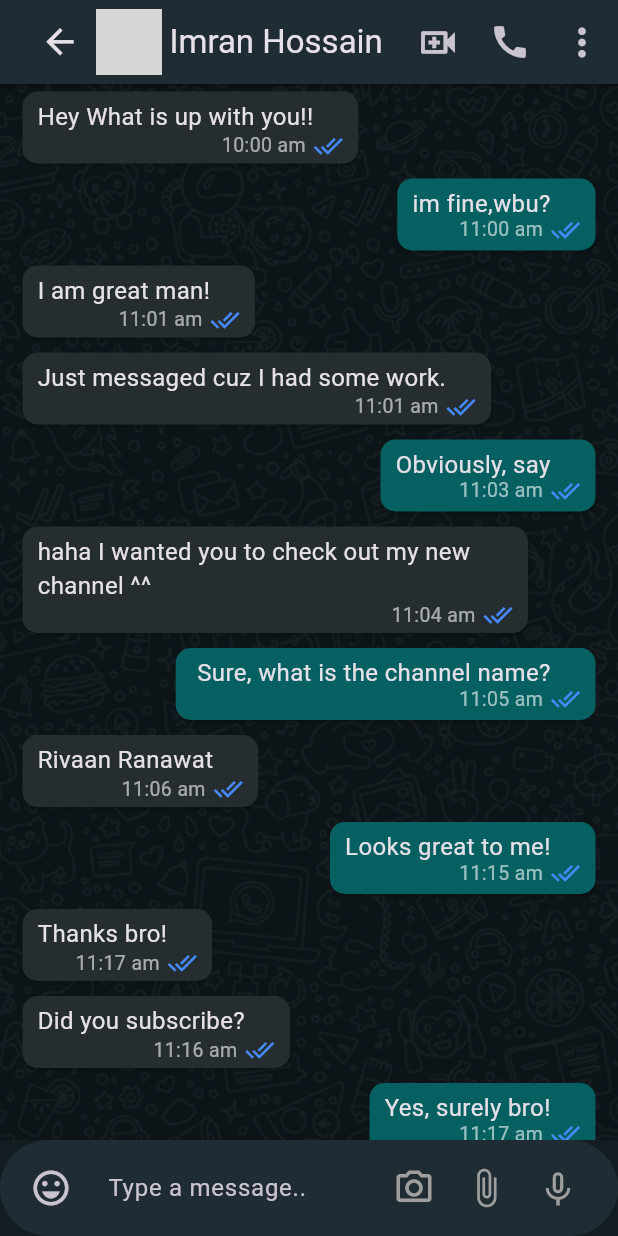
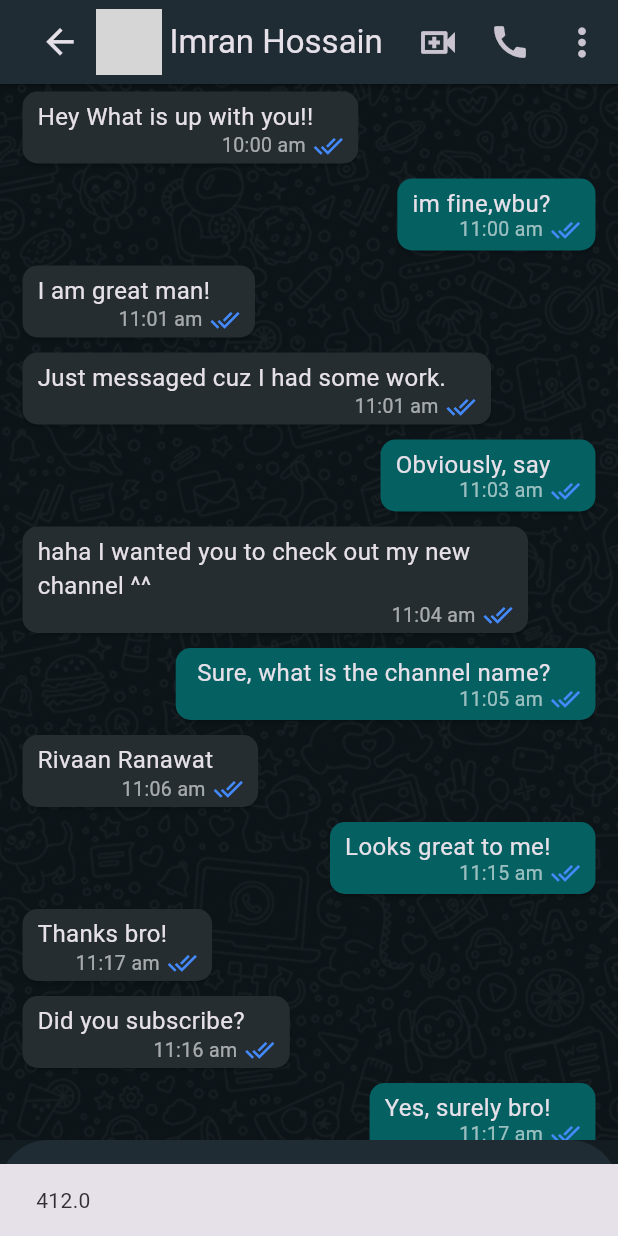
Before and after one commit to Imran-Hossain-13/Whtasapp, a Flutter app: the screen it shows after launch, after a tap on "Imran Hossain", on a phone screen of 412 x 824 dp. Run offline on Flutter 3.47's test engine with Material 3 defaults, Android fonts, the phone set to English and light mode, and no system bars; our stand-ins replace get; network calls fail; grey boxes are pictures that could not be loaded.

Commit message:
chat screen changes added

```diff
--- a/lib/info.dart
+++ b/lib/info.dart
@@ -5,7 +5,7 @@ const info = [
     'message': 'Hey, What are you doing?',
     'time': '4:23 pm',
     'profilePic':
-    'https://scontent.fdac13-1.fna.fbcdn.net/v/t39.30808-6/441304628_998964618459168_2030028071019915156_n.jpg?stp=dst-jpg_s640x640&_nc_cat=102&ccb=1-7&_nc_sid=127cfc&_nc_eui2=AeEwbrX2CMY1bEs9dLcqhY3cbG3j5RCJNyZsbePlEIk3JqWZkffgHO-IQPCuNuqwFlW9UkFSlPLzFi01nQHvi1-o&_nc_ohc=BzdYMy4HSyIQ7kNvgHPuDsu&_nc_ht=scontent.fdac13-1.fna&oh=00_AYClrdP0-8qAXZloEHZhaokHjqNIx56T6un-5OWaH9A_VA&oe=668343DD',
+    'https://scontent.fdac13-1.fna.fbcdn.net/v/t39.30808-6/441304628_998964618459168_2030028071019915156_n.jpg?stp=dst-jpg_s640x640&_nc_cat=102&ccb=1-7&_nc_sid=127cfc&_nc_eui2=AeEwbrX2CMY1bEs9dLcqhY3cbG3j5RCJNyZsbePlEIk3JqWZkffgHO-IQPCuNuqwFlW9UkFSlPLzFi01nQHvi1-o&_nc_ohc=fhuB9i1HAHcQ7kNvgEcqTOo&_nc_ht=scontent.fdac13-1.fna&oh=00_AYBEebyTn1pgY5kWQ-ODDM2Jfn8XQFN2uzIK1M4oLgmoIA&oe=668F215D',
   },
   {
     'name': 'Rivaan Ranawat',
--- /dev/null
+++ b/lib/responsive/nonsource_screen_responsivi.dart
@@ -0,0 +1,28 @@
+import 'package:flutter/material.dart';
+import 'package:whatsapp/screeens/web_screen_layout.dart';
+
+class Hello extends StatelessWidget {
+  final Widget screenName;
+  final double size;
+  const Hello({super.key, required this.screenName, required this.size});
+
+  @override
+  Widget build(BuildContext context) {
+    return LayoutBuilder(builder: (context, constrains){
+      if(constrains.maxWidth < size){
+        return screenName;
+      }else{
+        return Scaffold(
+          body: Center(
+            child: TextButton(
+              onPressed: (){
+                Navigator.push(context, MaterialPageRoute(builder: (context) => WebScreenLayout()));
+              },
+              child: const Text("Reload"),
+            ),
+          ),
+        );
+      }
+    });
+  }
+}
--- a/lib/responsive/responsive_layout.dart
+++ b/lib/responsive/responsive_layout.dart
@@ -22,6 +22,7 @@ class ResponsiveLayout extends StatelessWidget {
           return webScreenLayout;
         }else{
           // Mobile Screen
+          counterController.changeScreenSize(constrains.maxWidth);
           return mobileScreenLayout;
         }
       }
--- a/lib/screeens/mobile_chat_screen.dart
+++ b/lib/screeens/mobile_chat_screen.dart
@@ -1,9 +1,11 @@
 import 'package:flutter/material.dart';
 import 'package:get/get.dart';
 import 'package:whatsapp/color.dart';
+import 'package:whatsapp/screeens/web_screen_layout.dart';
 import 'package:whatsapp/widget/chat_list_need/chat_list.dart';
 
 import '../getx_management/getx_controller.dart';
+import '../responsive/nonsource_screen_responsivi.dart';
 
 class MobileChatScreen extends StatelessWidget {
   MobileChatScreen({super.key});
@@ -11,7 +13,7 @@ class MobileChatScreen extends StatelessWidget {
 
   @override
   Widget build(BuildContext context) {
-    return Scaffold(
+    return Hello(screenName: Scaffold(
     appBar: AppBar(
     backgroundColor: appBarColor,
     automaticallyImplyLeading: false,
@@ -41,7 +43,11 @@ class MobileChatScreen extends StatelessWidget {
     IconButton(onPressed: (){}, icon: const Icon(Icons.more_vert,size: 30,)),
     ],
     ),
-      body: Column(
+    body: Obx((){
+    if(counterController.screenSize > 900){
+    return Text(counterController.screenSize.toString());
+    }else{
+    return Column(
     children: [
     Expanded(child: Container(
     decoration: const BoxDecoration(
@@ -82,7 +88,88 @@ class MobileChatScreen extends StatelessWidget {
     ),
     ),
     ],
+    );
+    }
+    }),
+    ), size: 900,);
+    return Scaffold(
+      appBar: AppBar(
+        backgroundColor: appBarColor,
+        automaticallyImplyLeading: false,
+        title: Row(
+          children: [
+            IconButton(onPressed: (){
+              Navigator.pop(context);
+            }, icon: const Icon(Icons.arrow_back,size: 27,)),
+            Obx(() {
+              return CircleAvatar(
+                backgroundImage: NetworkImage(
+                  counterController.imgUrl.toString(),
                 ),
+                radius: 22,
+              );
+            }),
+            const SizedBox(width: 5,),
+            Obx(() {
+              return Text(counterController.chatUserName.toString());
+            }),
+          ],
+        ),
+        centerTitle: true,
+        actions: [
+          IconButton(onPressed: (){}, icon: const Icon(Icons.video_call_outlined,size: 30,)),
+          IconButton(onPressed: (){}, icon: const Icon(Icons.call,size: 28,)),
+          IconButton(onPressed: (){}, icon: const Icon(Icons.more_vert,size: 30,)),
+        ],
+      ),
+      body: Obx((){
+        if(counterController.screenSize > 900){
+          return Text(counterController.screenSize.toString());
+        }else{
+          return Column(
+            children: [
+              Expanded(child: Container(
+                decoration: const BoxDecoration(
+                  image: DecorationImage(image: AssetImage("assets/backgroundImage.png"),fit: BoxFit.cover),
+                ),
+                child: ChatList(),
+              )),
+              TextField(
+                decoration: InputDecoration(
+                    filled: true,
+                    fillColor: mobileChatBoxColor,
+                    prefixIcon: Padding(
+                      padding: const EdgeInsets.symmetric(horizontal: 10),
+                      child: IconButton(onPressed: (){},icon: const Icon(Icons.emoji_emotions_outlined,size: 28),),
+                    ),
+                    hintText: "Type a message..",
+                    suffixIcon: SizedBox(
+                      width: 170,
+                      child: Padding(
+                        padding: const EdgeInsets.symmetric(horizontal: 10),
+                        child: Row(
+                          children: [
+                            IconButton(onPressed: (){}, icon: const Icon(Icons.camera_alt_outlined,color: Colors.grey,size: 28,)),
+                            IconButton(onPressed: (){}, icon: const Icon(Icons.attach_file,color: Colors.grey,size: 28)),
+                            IconButton(onPressed: (){}, icon: const Icon(Icons.keyboard_voice_outlined,color: Colors.grey,size: 28)),
+                          ],
+                        ),
+                      ),
+                    ),
+                    border: OutlineInputBorder(
+                        borderRadius: BorderRadius.circular(40),
+                        borderSide: const BorderSide(
+                            width: 0,
+                            style: BorderStyle.none
+                        )
+                    ),
+                    contentPadding: const EdgeInsets.all(20)
+                ),
+              ),
+            ],
+          );
+        }
+      }),
     );
   }
 }
--- a/lib/widget/contact_list.dart
+++ b/lib/widget/contact_list.dart
@@ -33,6 +33,8 @@ class _ContactListState extends State<ContactList> {
                          counterController.imgUrl(info[index]['profilePic'].toString());
                          counterController.chatUserName(info[index]['name'].toString());
                          if(counterController.screenSize < 900){
+                           SnackBar sc = SnackBar(content: Text(counterController.screenSize.toString()));
+                           ScaffoldMessenger.of(context).showSnackBar(sc);
                            Navigator.of(context).push(MaterialPageRoute(builder: (context)=>MobileChatScreen()));
                          }
                        },
```
Also changed, not shown: 1 other file. Lines whose indentation alone changed are shown as unchanged.
